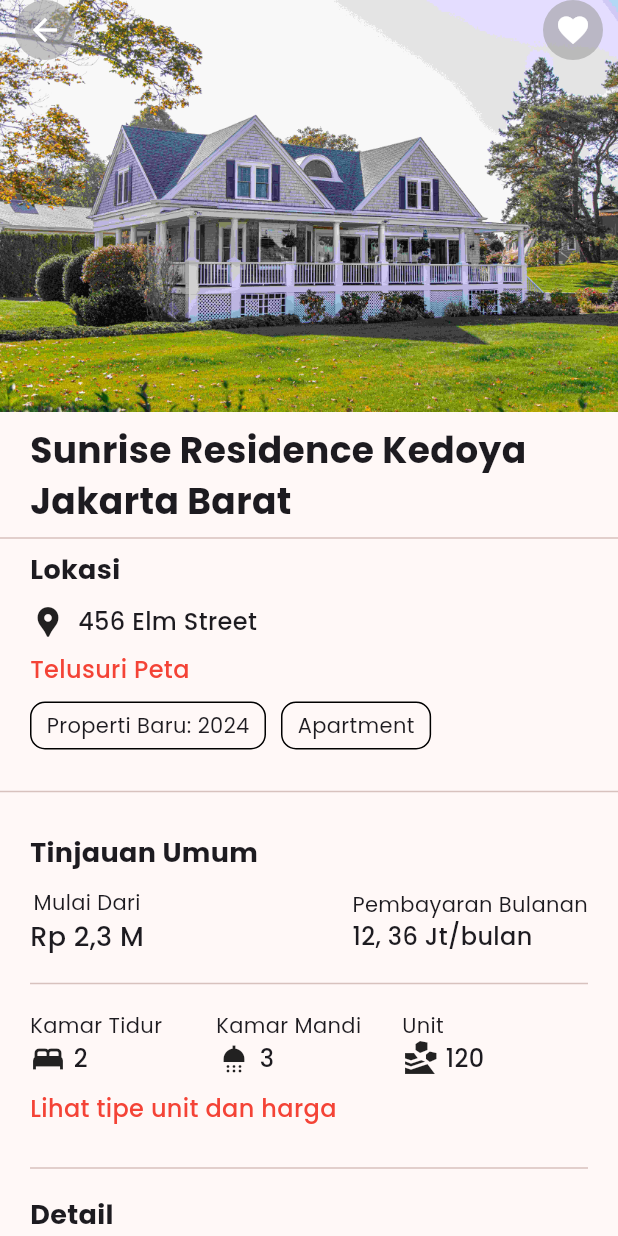
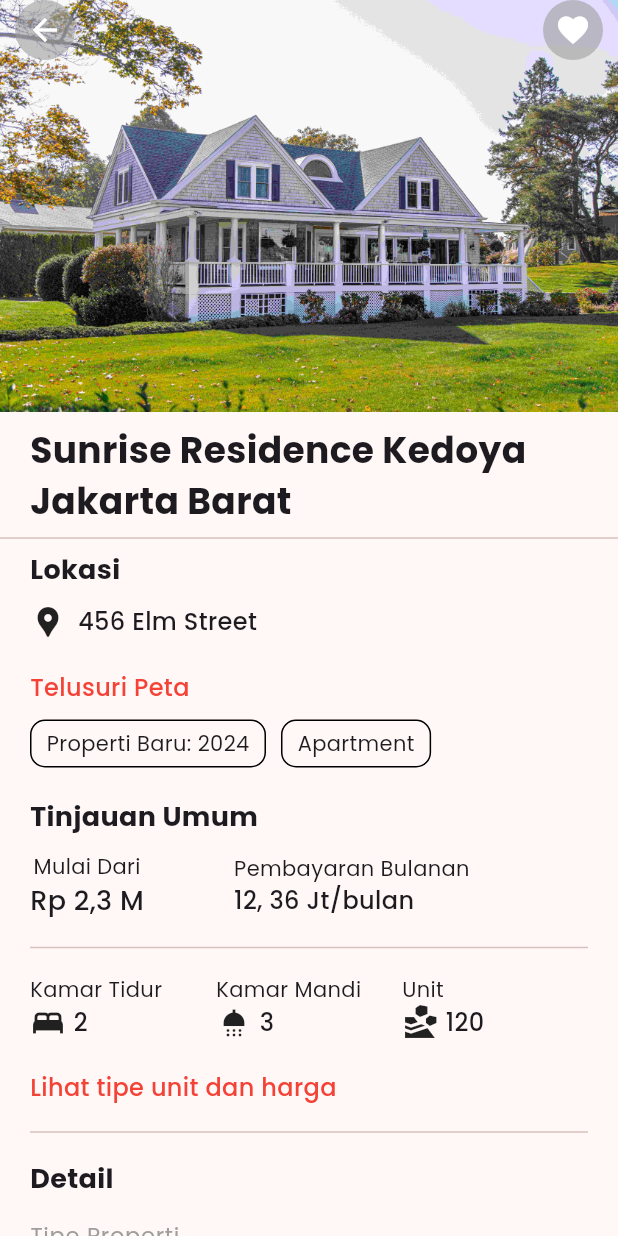
Before and after one commit to irfanzidniofficial/dicoding_submission_flutter_beginner, a Flutter app: the screen it shows after launch, after a tap on "Apartment", on a phone screen of 412 x 824 dp. Run offline on Flutter 3.47's test engine with Material 3 defaults, Android fonts, the phone set to English and light mode, and no system bars; our stand-ins replace google_fonts.

Commit message:
add responsive mobile and web in detail page

```diff
--- a/lib/pages/detail_page.dart
+++ b/lib/pages/detail_page.dart
@@ -1,6 +1,4 @@
-// ignore_for_file: public_member_api_docs, sort_constructors_first
 import 'package:flutter/material.dart';
-
 import 'package:dicoding_submission_flutter_beginner/models/property_model.dart';
 
 class DetailPage extends StatefulWidget {
@@ -26,7 +24,131 @@ class _DetailPageState extends State<DetailPage> {
   @override
   Widget build(BuildContext context) {
     return Scaffold(
-      body: ListView(
+      body: LayoutBuilder(
+        builder: (context, constraints) {
+          if (constraints.maxWidth > 800) {
+            return ListView(
+              children: [
+                Row(
+                  children: [
+                    Expanded(
+                      flex: 1,
+                      child: Padding(
+                        padding: const EdgeInsets.symmetric(horizontal: 20),
+                        child: Column(
+                          crossAxisAlignment: CrossAxisAlignment.start,
+                          children: [
+                            Stack(
+                              children: [
+                                Image.asset(
+                                  widget.propery.image,
+                                ),
+                                Padding(
+                                  padding: const EdgeInsets.symmetric(
+                                      horizontal: 10, vertical: 10),
+                                  child: Row(
+                                    mainAxisAlignment:
+                                        MainAxisAlignment.spaceBetween,
+                                    children: [
+                                      CircleAvatar(
+                                        backgroundColor:
+                                            Colors.grey.withOpacity(0.6),
+                                        child: IconButton(
+                                          onPressed: () {
+                                            Navigator.pop(context);
+                                          },
+                                          icon: const Icon(
+                                            Icons.arrow_back,
+                                            color: Colors.white,
+                                          ),
+                                        ),
+                                      ),
+                                      CircleAvatar(
+                                        backgroundColor:
+                                            Colors.grey.withOpacity(0.6),
+                                        child: IconButton(
+                                          onPressed: toggleFavorite,
+                                          icon: Icon(
+                                            Icons.favorite,
+                                            color: _isFavorited
+                                                ? Colors.red
+                                                : Colors.white,
+                                          ),
+                                        ),
+                                      ),
+                                    ],
+                                  ),
+                                ),
+                              ],
+                            ),
+                            const SizedBox(
+                              height: 30,
+                            ),
+                            Text(
+                              widget.propery.name,
+                              style: const TextStyle(
+                                fontSize: 24,
+                                fontWeight: FontWeight.bold,
+                              ),
+                            ),
+                            Text(
+                              widget.propery.city,
+                              style: const TextStyle(
+                                fontSize: 24,
+                                fontWeight: FontWeight.bold,
+                              ),
+                            ),
+                          ],
+                        ),
+                      ),
+                    ),
+                    Expanded(
+                      flex: 1,
+                      child: Column(
+                        children: [
+                          const SizedBox(
+                            height: 50,
+                          ),
+                          InfoPropertyWidget(widget: widget),
+                        ],
+                      ),
+                    ),
+                  ],
+                ),
+                // const SizedBox(
+                //   height: 8,
+                // ),
+                // Padding(
+                //   padding: const EdgeInsets.symmetric(
+                //     horizontal: 20,
+                //   ),
+                //   child: Column(
+                //     crossAxisAlignment: CrossAxisAlignment.start,
+                //     children: [
+                //       Text(
+                //         widget.propery.name,
+                //         style: const TextStyle(
+                //           fontSize: 24,
+                //           fontWeight: FontWeight.bold,
+                //         ),
+                //       ),
+                //       Text(
+                //         widget.propery.city,
+                //         style: const TextStyle(
+                //           fontSize: 24,
+                //           fontWeight: FontWeight.bold,
+                //         ),
+                //       ),
+                //     ],
+                //   ),
+                // ),
+                // const Divider(
+                //   thickness: 1,
+                // ),
+              ],
+            );
+          } else {
+            return ListView(
               children: [
                 Stack(
                   children: [
@@ -97,8 +219,27 @@ class _DetailPageState extends State<DetailPage> {
                 const Divider(
                   thickness: 1,
                 ),
-          // Lokasi
-          Padding(
+                InfoPropertyWidget(widget: widget),
+              ],
+            );
+          }
+        },
+      ),
+    );
+  }
+}
+
+class InfoPropertyWidget extends StatelessWidget {
+  const InfoPropertyWidget({
+    super.key,
+    required this.widget,
+  });
+
+  final DetailPage widget;
+
+  @override
+  Widget build(BuildContext context) {
+    return Padding(
       padding: const EdgeInsets.symmetric(
         horizontal: 20,
       ),
@@ -137,7 +278,7 @@ class _DetailPageState extends State<DetailPage> {
             ],
           ),
           const SizedBox(
-                  height: 8,
+            height: 20,
           ),
           const Text(
             "Telusuri Peta",
@@ -147,18 +288,10 @@ class _DetailPageState extends State<DetailPage> {
               fontWeight: FontWeight.w500,
             ),
           ),
-              ],
-            ),
-          ),
-
           const SizedBox(
             height: 10,
           ),
-          Padding(
-            padding: const EdgeInsets.symmetric(
-              horizontal: 20,
-            ),
-            child: Row(
+          Row(
             children: [
               Container(
                 decoration: BoxDecoration(
@@ -193,20 +326,10 @@ class _DetailPageState extends State<DetailPage> {
               ),
             ],
           ),
-          ),
           const SizedBox(
             height: 20,
           ),
-          const Divider(
-            thickness: 1,
-          ),
-          const SizedBox(
-            height: 20,
-          ),
-          // Tinjauan Umum
-          Padding(
-            padding: const EdgeInsets.symmetric(horizontal: 20),
-            child: Column(
+          Column(
             crossAxisAlignment: CrossAxisAlignment.start,
             children: [
               const Text(
@@ -220,7 +343,7 @@ class _DetailPageState extends State<DetailPage> {
                 height: 10,
               ),
               Row(
-                  mainAxisAlignment: MainAxisAlignment.spaceBetween,
+                mainAxisAlignment: MainAxisAlignment.start,
                 children: [
                   Column(
                     children: [
@@ -237,7 +360,11 @@ class _DetailPageState extends State<DetailPage> {
                       ),
                     ],
                   ),
-                    Column(
+                  const SizedBox(
+                    width: 60,
+                  ),
+                  Expanded(
+                    child: Column(
                       crossAxisAlignment: CrossAxisAlignment.start,
                       children: [
                         const Text("Pembayaran Bulanan"),
@@ -252,6 +379,7 @@ class _DetailPageState extends State<DetailPage> {
                           ),
                         ),
                       ],
+                    ),
                   ),
                 ],
               ),
@@ -364,15 +492,10 @@ class _DetailPageState extends State<DetailPage> {
               ),
             ],
           ),
+          const SizedBox(
+            height: 20,
           ),
-          const SizedBox(
-            height: 10,
-          ),
-          const Padding(
-            padding: EdgeInsets.symmetric(
-              horizontal: 20,
-            ),
-            child: Text(
+          const Text(
             "Lihat tipe unit dan harga",
             style: TextStyle(
               color: Colors.red,
@@ -380,18 +503,10 @@ class _DetailPageState extends State<DetailPage> {
               fontWeight: FontWeight.w500,
             ),
           ),
+          const SizedBox(
+            height: 10,
           ),
-          const SizedBox(
-            height: 20,
-          ),
-
-          // Detail
-
-          Padding(
-            padding: const EdgeInsets.symmetric(
-              horizontal: 20,
-            ),
-            child: Column(
+          Column(
             crossAxisAlignment: CrossAxisAlignment.start,
             children: [
               const Divider(
@@ -481,16 +596,10 @@ class _DetailPageState extends State<DetailPage> {
               ),
             ],
           ),
-          ),
           const SizedBox(
             height: 20,
           ),
-          // Tettang Properti
-          Padding(
-            padding: const EdgeInsets.symmetric(
-              horizontal: 20,
-            ),
-            child: Column(
+          Column(
             crossAxisAlignment: CrossAxisAlignment.start,
             children: [
               const Text(
@@ -514,7 +623,6 @@ class _DetailPageState extends State<DetailPage> {
               ),
             ],
           ),
-          )
         ],
       ),
     );
```
Lines whose indentation alone changed are shown as unchanged.
